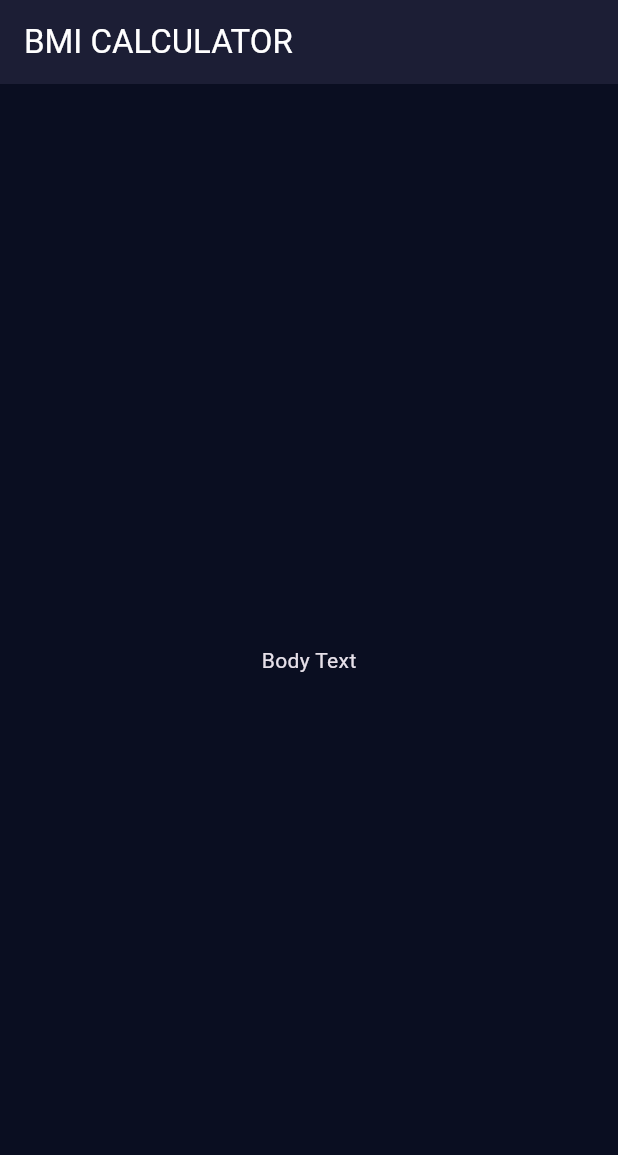
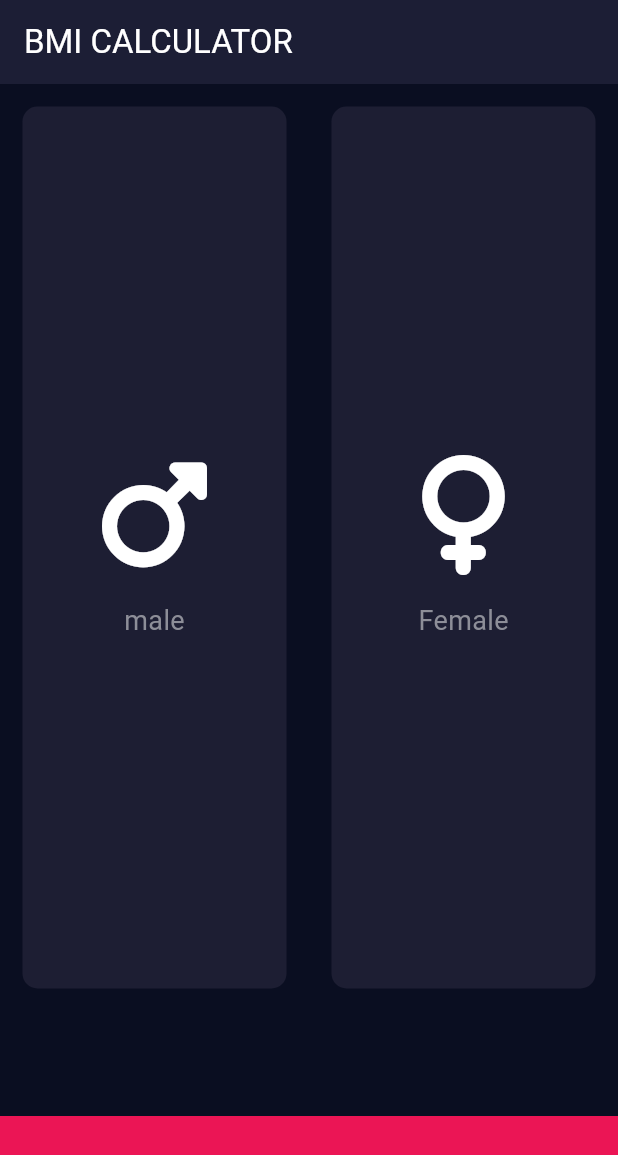
Before and after one commit to Amanvile/bmiCalculater, a Flutter app: the screen it shows after launch, on a phone screen of 412 x 824 dp. Shown: the top 1155 px of the screen. Run offline on Flutter 3.47's test engine with Material 3 defaults, Android fonts, the phone set to English and light mode, and no system bars; our stand-ins replace font_awesome_flutter.

Commit message:
custom widget added for the gender cards

```diff
--- a/lib/gender_widget.dart
+++ b/lib/gender_widget.dart
@@ -0,0 +1,25 @@
+import 'package:flutter/material.dart';
+
+const textStyle = TextStyle(fontSize: 18,
+    color: Color(0xFF8D8E98)) ;
+class genderWidget extends StatelessWidget {
+  final IconData iconData;
+  final String iconText;
+  const genderWidget({
+    super.key,required this.iconData, required this.iconText
+  });
+
+  @override
+  Widget build(BuildContext context) {
+    return Column(
+      mainAxisAlignment: MainAxisAlignment.center,
+      children: [
+        Icon(iconData,
+          size: 80,
+        ),
+        SizedBox(height: 18),
+        Text(iconText,style: textStyle,)
+      ],
+    );
+  }
+}
--- a/lib/input_page.dart
+++ b/lib/input_page.dart
@@ -1,4 +1,13 @@
 import 'package:flutter/material.dart';
+import 'package:font_awesome_flutter/font_awesome_flutter.dart';
+import 'package:bmi/reusable_card.dart';
+import 'gender_widget.dart';
+const bottomContainerHeight = 80.0;
+
+const bottomContainerColor = 0XFFEB1555;
+
+const activeCardColor = 0xFF1D1E33;
+
 class InputPage extends StatefulWidget {
   const InputPage({super.key});
 
@@ -13,10 +22,59 @@ class _InputPageState extends State<InputPage> {
       appBar: AppBar(
         title: Text('BMI CALCULATOR'),
       ),
-      body: Center(
-        child: Text('Body Text'),
+      body: SafeArea(
+        child: Column(
+          children: [
+            Expanded(
+              child: Row(
+                children: [
+                  Expanded(
+                    child: reusableCard(
+                      cardChildWidget: genderWidget(iconData:FontAwesomeIcons.mars,iconText: 'male',),
+                      color: Color(activeCardColor),
+                    ),
+                  ),
+                  Expanded(
+                    child: reusableCard(
+                      cardChildWidget: genderWidget(iconData:FontAwesomeIcons.venus,iconText: 'Female',),
+                      color: Color(activeCardColor),
+                    ),
+                  ),
+                ],
+              ),
+            ),
+            Row(
+              children: [
+                Expanded(
+                  child: reusableCard(
+                    color: Color(activeCardColor),
+                  ),
+                ),
+              ],
+            ),
+            Row(
+              children: [
+                Expanded(
+                  child: reusableCard(
+                    color: Color(activeCardColor),
+                  ),
+                ),
+                Expanded(
+                  child: reusableCard(
+                    color: Color(activeCardColor),
+                  ),
+                ),
+              ],
+            ),
+            Container(
+              height: bottomContainerHeight,
+              width: double.infinity,
+              color: Color(bottomContainerColor),
+              margin: EdgeInsets.only(top: 10),
+            )
+          ],
+        ),
       ),
-
     );
   }
 }
--- a/pubspec.yaml
+++ b/pubspec.yaml
@@ -30,6 +30,7 @@ environment:
 dependencies:
   flutter:
     sdk: flutter
+  font_awesome_flutter: ^10.8.0
 
   # The following adds the Cupertino Icons font to your application.
   # Use with the CupertinoIcons class for iOS style icons.
```
Also changed, not shown: pubspec.lock, 1 other file.
